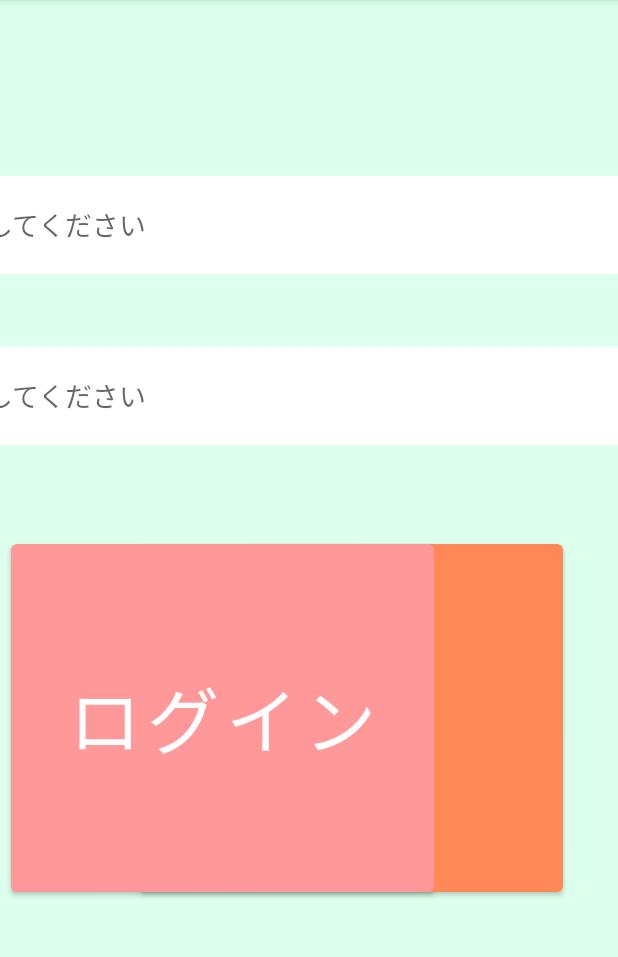
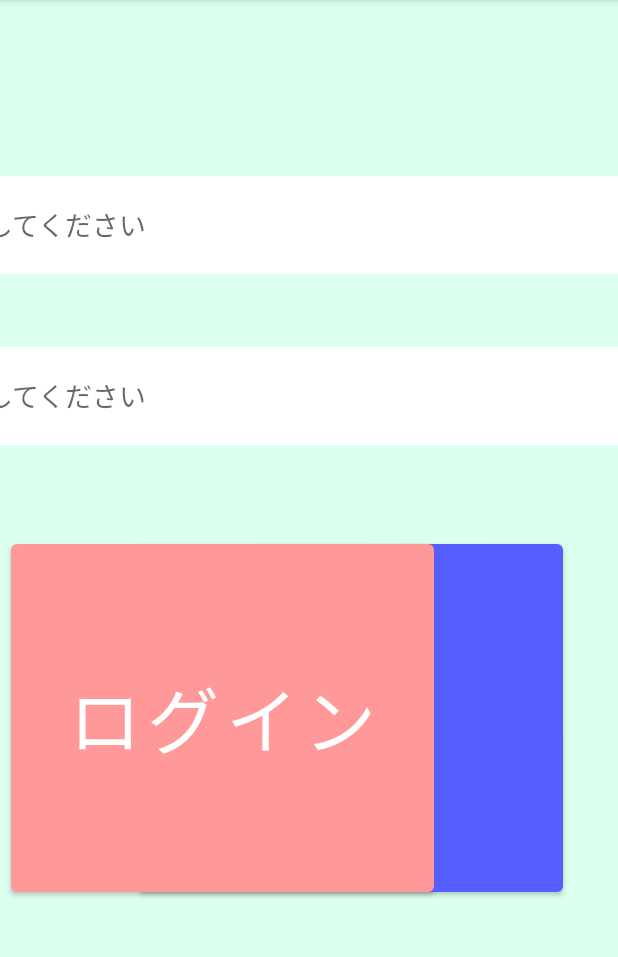
Before and after one commit to gaigai-ks/bsket, an Android app: the LoginActivity screen opened directly, with no data from a screen before it, on a phone screen of 412 x 824 dp, the part 84-1041 px from its top. Run offline under Robolectric (Android 15) with nearby library versions, the phone set to English and light mode, and no system bars.

Commit message:
fukuda t

```diff
--- a/app/src/main/java/com/example/b_sket/LoginActivity.kt
+++ b/app/src/main/java/com/example/b_sket/LoginActivity.kt
@@ -10,10 +10,15 @@ class LoginActivity : AppCompatActivity() {
         super.onCreate(savedInstanceState)
         setContentView(R.layout.login)
 
-        val retrunButton = findViewById<Button>(R.id.retrun_button)
-        retrunButton.setOnClickListener {
+        val loginbutton = findViewById<Button>(R.id.button)
+        loginbutton.setOnClickListener {
+            val intent = Intent(this, logingo::class.java)
+            startActivity(intent)
+        }
+
+        val returnButton = findViewById<Button>(R.id.return_button)
+        returnButton.setOnClickListener {
             finish()
         }
-
     }
 }
--- a/app/src/main/res/layout/login.xml
+++ b/app/src/main/res/layout/login.xml
@@ -24,12 +24,12 @@
         app:layout_constraintTop_toBottomOf="@+id/edit_text" />
 
     <Button
-        android:id="@+id/retrun_button"
+        android:id="@+id/return_button"
         android:layout_width="282dp"
         android:layout_height="244dp"
         android:text="@string/戻る"
         android:textSize="48sp"
-        app:backgroundTint="#FF8856"
+        app:backgroundTint="#565EFF"
         app:layout_constraintBottom_toBottomOf="parent"
         app:layout_constraintHorizontal_bias="0.72"
         app:layout_constraintLeft_toLeftOf="parent"
```
Also changed, not shown: app/src/main/AndroidManifest.xml (+7 -0 lines), app/src/main/java/com/example/b_sket/MainActivity.kt (+3 -4 lines), app/src/main/java/com/example/b_sket/logingo.kt (added, +19 -0 lines).
